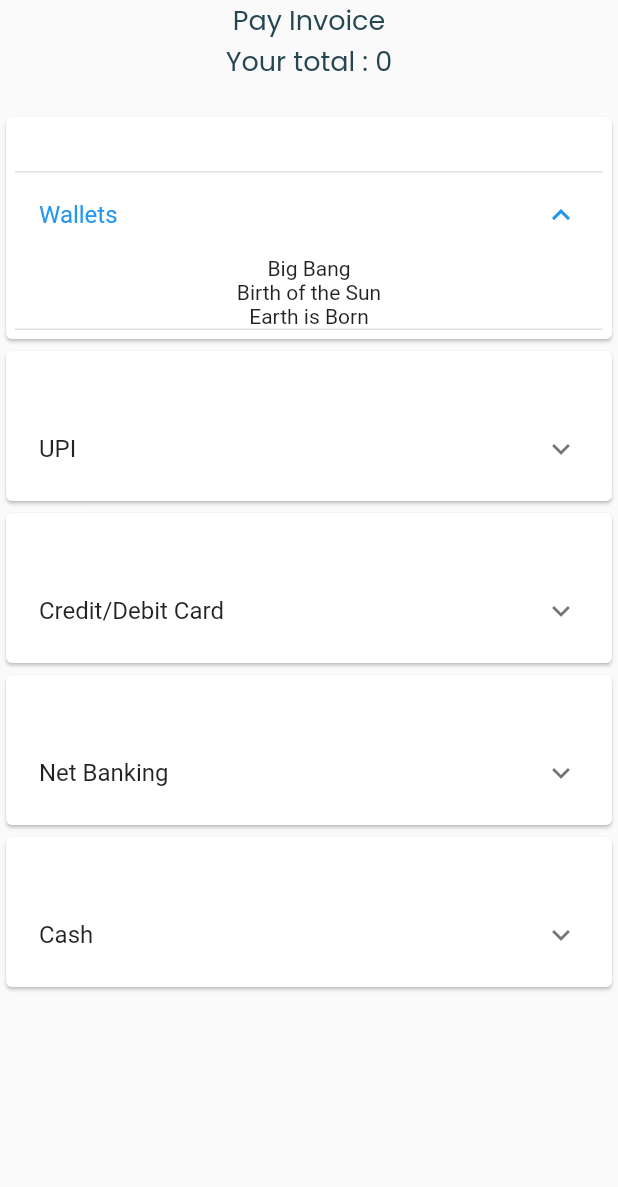
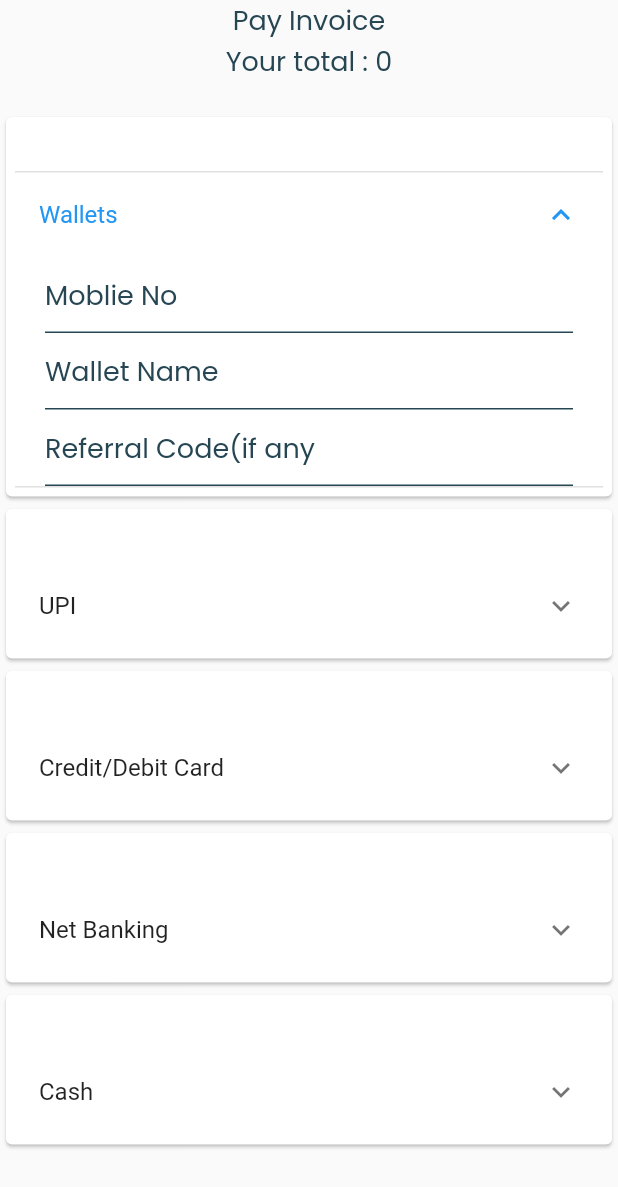
Before and after one commit to Idiosyncratics/Basil_Hut, a Flutter app: the PaymentScreen screen opened directly, after a tap on "Wallets", on a phone screen of 412 x 824 dp. Shown: the top 1187 px of the screen. Run offline on Flutter 3.47's test engine with Material 2 defaults, Android fonts, the phone set to English and light mode, and no system bars; our stand-ins replace cloud_firestore, file_picker, firebase_auth, firebase_core, firebase_storage and 2 more; missing offline and left inert: dart:ffi; accounts and stored records are empty.

Commit message:
Update PaymentScreen

```diff
--- a/lib/views/paymentScreen.dart
+++ b/lib/views/paymentScreen.dart
@@ -1,11 +1,29 @@
 import 'package:basil_hut/widgets/widget.dart';
 import 'package:flutter/material.dart';
 
+class PaymentScreen extends StatelessWidget {
+  final formKeyWallet = GlobalKey<FormState>();
+  final formKeyUPI = GlobalKey<FormState>();
+  final formKeyCard = GlobalKey<FormState>();
+  final formKeyNetBanking = GlobalKey<FormState>();
+  final formKeyCash = GlobalKey<FormState>();
 
 
-class PaymentScreen extends StatelessWidget {
-  final formKey = GlobalKey<FormState>();
   TextEditingController upiController = TextEditingController();
+  TextEditingController referrelController = TextEditingController();
+
+  TextEditingController mobileNoController = TextEditingController();
+  TextEditingController walletNameController = TextEditingController();
+
+  TextEditingController cardNoController = TextEditingController();
+  TextEditingController expiryController = TextEditingController();
+  TextEditingController cvvController = TextEditingController();
+  TextEditingController cardPinController = TextEditingController();
+
+  TextEditingController bankNameController = TextEditingController();
+  TextEditingController accountNoController = TextEditingController();
+  TextEditingController netBankingPasswordController = TextEditingController();
+
   final int total;
 
   PaymentScreen(this.total);
@@ -13,8 +31,7 @@ class PaymentScreen extends StatelessWidget {
   Widget build(BuildContext context) {
     return Container(
       child: Scaffold(
-        body: SafeArea(
-          child: Column(
+        body: Column(
           crossAxisAlignment: CrossAxisAlignment.center,
           children: [
             Text(
@@ -35,9 +52,36 @@ class PaymentScreen extends StatelessWidget {
                 child: ExpansionTile(
                   title: Text('Wallets'),
                   children: [
-                      Text('Big Bang'),
-                      Text('Birth of the Sun'),
-                      Text('Earth is Born'),
+                    Form(
+                      key: formKeyWallet,
+                      child: Container(
+                        width: MediaQuery.of(context).size.width - 60,
+                        child: Column(
+                          children: [
+                            TextFormField(
+                              controller: mobileNoController,
+                              obscureText: true,
+                              decoration: inputTextFieldDecoration("Moblie No"),
+                              style: inputTextFieldStyle(),
+                            ),
+                            TextFormField(
+                              controller: walletNameController,
+                              obscureText: true,
+                              decoration:
+                                  inputTextFieldDecoration("Wallet Name"),
+                              style: inputTextFieldStyle(),
+                            ),
+                            TextFormField(
+                              controller: referrelController,
+                              obscureText: true,
+                              decoration: inputTextFieldDecoration(
+                                  "Referral Code(if any"),
+                              style: inputTextFieldStyle(),
+                            ),
+                          ],
+                        ),
+                      ),
+                    ),
                   ],
                 ),
               ),
@@ -52,7 +96,7 @@ class PaymentScreen extends StatelessWidget {
                     Column(
                       children: [
                         Form(
-                            key: formKey,
+                          key: formKeyUPI,
                           child: Container(
                             width: MediaQuery.of(context).size.width - 60,
                             child: Column(
@@ -62,6 +106,13 @@ class PaymentScreen extends StatelessWidget {
                                   obscureText: true,
                                   decoration:
                                       inputTextFieldDecoration("UPI ID"),
+                                  style: inputTextFieldStyle(),
+                                ),
+                                TextFormField(
+                                  controller: referrelController,
+                                  obscureText: true,
+                                  decoration: inputTextFieldDecoration(
+                                      "Referral Code(if any"),
                                   style: inputTextFieldStyle(),
                                 ),
                               ],
@@ -78,14 +129,44 @@ class PaymentScreen extends StatelessWidget {
               child: Padding(
                 padding: EdgeInsets.only(
                     top: 36.0, left: 6.0, right: 6.0, bottom: 6.0),
-                  child: ExpansionTile(
-                    title: Text('Credit/Debit Card'),
-                    children: <Widget>[
-                      Text('Big Bang'),
-                      Text('Birth of the Sun'),
-                      Text('Earth is Born'),
+                child:
+                    ExpansionTile(title: Text('Credit/Debit Card'), children: [
+                  Form(
+                    key: formKeyCard,
+                    child: Container(
+                      width: MediaQuery.of(context).size.width - 60,
+                      child: Column(
+                        children: [
+                          TextFormField(
+                            controller: cardNoController,
+                            obscureText: true,
+                            decoration: inputTextFieldDecoration("Card No"),
+                            style: inputTextFieldStyle(),
+                          ),
+                          TextFormField(
+                            controller: expiryController,
+                            obscureText: true,
+                            decoration:
+                                inputTextFieldDecoration("Expiry Date(mm/yy)"),
+                            style: inputTextFieldStyle(),
+                          ),
+                          TextFormField(
+                            controller: cvvController,
+                            obscureText: true,
+                            decoration: inputTextFieldDecoration("CVV"),
+                            style: inputTextFieldStyle(),
+                          ),
+                          TextFormField(
+                            controller: cardPinController,
+                            obscureText: true,
+                            decoration: inputTextFieldDecoration("Pin No"),
+                            style: inputTextFieldStyle(),
+                          ),
                         ],
                       ),
+                    ),
+                  ),
+                ]),
               ),
             ),
             Card(
@@ -94,10 +175,36 @@ class PaymentScreen extends StatelessWidget {
                     top: 36.0, left: 6.0, right: 6.0, bottom: 6.0),
                 child: ExpansionTile(
                   title: Text('Net Banking'),
-                    children: <Widget>[
-                      Text('Big Bang'),
-                      Text('Birth of the Sun'),
-                      Text('Earth is Born'),
+                  children: [
+                    Form(
+                      key: formKeyNetBanking,
+                      child: Container(
+                        width: MediaQuery.of(context).size.width - 60,
+                        child: Column(
+                          children: [
+                            TextFormField(
+                              controller: bankNameController,
+                              obscureText: true,
+                              decoration: inputTextFieldDecoration("Bank Name"),
+                              style: inputTextFieldStyle(),
+                            ),
+                            TextFormField(
+                              controller: accountNoController,
+                              obscureText: true,
+                              decoration:
+                                  inputTextFieldDecoration("Account No"),
+                              style: inputTextFieldStyle(),
+                            ),
+                            TextFormField(
+                              controller: netBankingPasswordController,
+                              obscureText: true,
+                              decoration: inputTextFieldDecoration("Password"),
+                              style: inputTextFieldStyle(),
+                            ),
+                          ],
+                        ),
+                      ),
+                    ),
                   ],
                 ),
               ),
@@ -108,16 +215,28 @@ class PaymentScreen extends StatelessWidget {
                     top: 36.0, left: 6.0, right: 6.0, bottom: 6.0),
                 child: ExpansionTile(
                   title: Text('Cash'),
-                    children: <Widget>[
-                      Text('Big Bang'),
-                      Text('Birth of the Sun'),
-                      Text('Earth is Born'),
+                  children: [
+                    Form(
+                      key: formKeyCash,
+                      child: Container(
+                        width: MediaQuery.of(context).size.width - 60,
+                        child: Column(
+                          children: [
+                            TextFormField(
+                              controller: bankNameController,
+                              obscureText: true,
+                              decoration: inputTextFieldDecoration("Bank Name"),
+                              style: inputTextFieldStyle(),
+                            ),
                           ],
                         ),
                       ),
-              )
+                    ),
                   ],
                 ),
+              ),
+            ),
+          ],
         ),
       ),
     );
```
Lines whose indentation alone changed are shown as unchanged.
